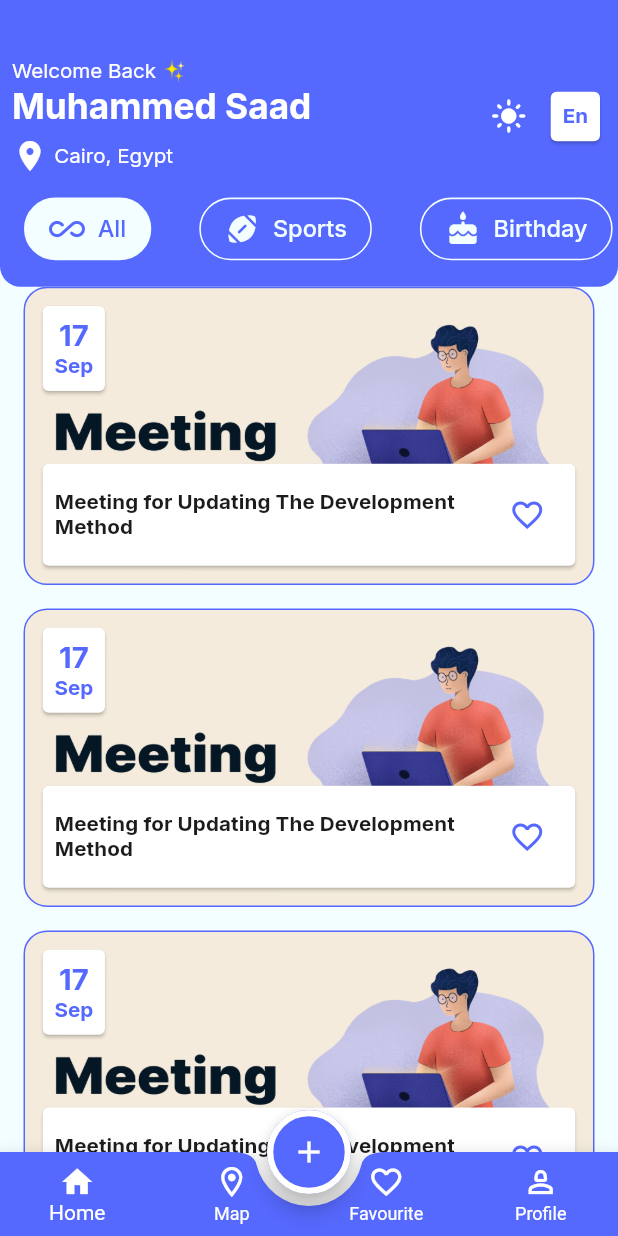
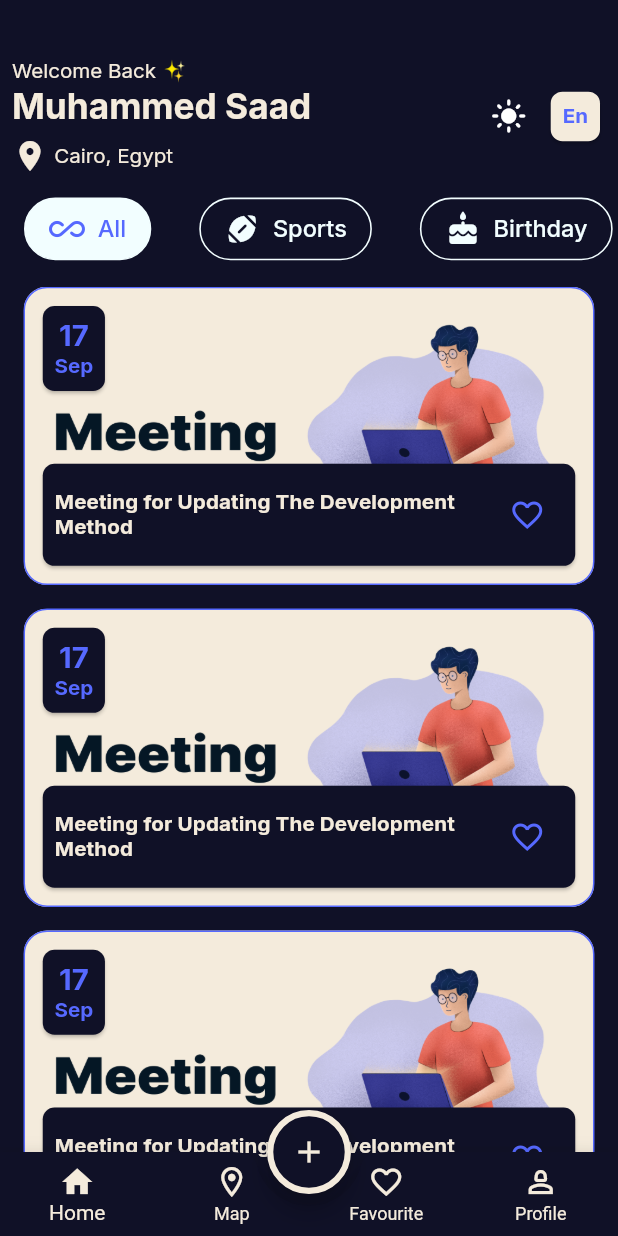
Before and after one commit to muhammedSaadX1/Evently-C16-Offline, a Flutter app: the screen it shows after launch, on a phone screen of 412 x 824 dp. Run offline on Flutter 3.47's test engine with Material 3 defaults, Android fonts, the phone set to English and light mode, and no system bars; our stand-ins replace flutter_screenutil, google_fonts.

Commit message:
configure dark-light theme

```diff
--- a/lib/config/theme/theme_manager.dart
+++ b/lib/config/theme/theme_manager.dart
@@ -5,6 +5,15 @@ import 'package:google_fonts/google_fonts.dart';
 
 class ThemeManager{
   static final ThemeData light = ThemeData(
+      iconTheme: IconThemeData(color: ColorsManager.black1C),
+cardTheme: CardThemeData(
+
+  color: ColorsManager.white,
+  shape: RoundedRectangleBorder(
+    borderRadius: BorderRadius.circular(8.r)
+  )
+),
+      primaryColor: ColorsManager.blue,
     useMaterial3: false,
     appBarTheme: AppBarTheme(
       backgroundColor: ColorsManager.whiteBlue,
@@ -34,6 +43,7 @@ class ThemeManager{
       showUnselectedLabels: true,
     ),
     inputDecorationTheme: InputDecorationTheme(
+
       enabledBorder: OutlineInputBorder(
           borderRadius: BorderRadius.circular(16.r),
           borderSide: BorderSide(color: ColorsManager.grey, width: 1.w)
@@ -51,7 +61,9 @@ class ThemeManager{
           borderSide: BorderSide(color: ColorsManager.red, width: 1.w)
       ),
       labelStyle: GoogleFonts.inter(fontSize: 16.sp, fontWeight: FontWeight.w500, color: ColorsManager.grey),
+     hintStyle: GoogleFonts.inter(fontSize: 16.sp, fontWeight: FontWeight.w500, color: ColorsManager.grey),
       prefixIconColor: ColorsManager.grey,
+      suffixIconColor: ColorsManager.grey
 
     ),
 
@@ -94,5 +106,105 @@ class ThemeManager{
       bodySmall: GoogleFonts.inter(fontSize: 16.sp,color: ColorsManager.black10, fontWeight: FontWeight.w500 ),
     )
   );
-  static final ThemeData dark = ThemeData();
+  static final ThemeData dark = ThemeData(
+      cardTheme: CardThemeData(
+          color: ColorsManager.black10,
+          shape: RoundedRectangleBorder(
+              borderRadius: BorderRadius.circular(8.r)
+          )
+      ),
+    iconTheme: IconThemeData(color: ColorsManager.ofWhite),
+    primaryColor: ColorsManager.black10,
+    useMaterial3: false,
+    appBarTheme: AppBarTheme(
+      backgroundColor: ColorsManager.black10,
+      foregroundColor: ColorsManager.blue,
+      centerTitle: true,
+      titleTextStyle: GoogleFonts.roboto(fontSize: 22.sp, fontWeight: FontWeight.w400, color: ColorsManager.blue, )
+    ),
+    scaffoldBackgroundColor: ColorsManager.black10,
+    floatingActionButtonTheme: FloatingActionButtonThemeData(
+      backgroundColor: ColorsManager.black10,
+      foregroundColor: ColorsManager.ofWhite,
+      shape: StadiumBorder(
+        side: BorderSide(color: ColorsManager.ofWhite, width: 4.w)
+      )
+    ),
+    bottomAppBarTheme: BottomAppBarTheme(
+      color: ColorsManager.black10,
+      shape: CircularNotchedRectangle()
+    ),
+    bottomNavigationBarTheme: BottomNavigationBarThemeData(
+      backgroundColor: Colors.transparent,
+      elevation: 0,
+      type: BottomNavigationBarType.fixed,
+      selectedItemColor: ColorsManager.ofWhite,
+      unselectedItemColor: ColorsManager.ofWhite,
+      showSelectedLabels: true,
+      showUnselectedLabels: true,
+    ),
+    inputDecorationTheme: InputDecorationTheme(
+      enabledBorder: OutlineInputBorder(
+          borderRadius: BorderRadius.circular(16.r),
+          borderSide: BorderSide(color: ColorsManager.blue, width: 1.w)
+      ),
+      focusedBorder: OutlineInputBorder(
+          borderRadius: BorderRadius.circular(16.r),
+          borderSide: BorderSide(color: ColorsManager.blue, width: 1.w)
+      ),
+      errorBorder: OutlineInputBorder(
+          borderRadius: BorderRadius.circular(16.r),
+          borderSide: BorderSide(color: ColorsManager.red, width: 1.w)
+      ),
+      focusedErrorBorder: OutlineInputBorder(
+          borderRadius: BorderRadius.circular(16.r),
+          borderSide: BorderSide(color: ColorsManager.red, width: 1.w)
+      ),
+      labelStyle: GoogleFonts.inter(fontSize: 16.sp, fontWeight: FontWeight.w500, color: ColorsManager.ofWhite),
+        hintStyle: GoogleFonts.inter(fontSize: 16.sp, fontWeight: FontWeight.w500, color: ColorsManager.ofWhite),
+
+        prefixIconColor: ColorsManager.ofWhite,
+      suffixIconColor: ColorsManager.ofWhite
+
+    ),
+
+    elevatedButtonTheme:  ElevatedButtonThemeData(
+      style: ElevatedButton.styleFrom(
+          padding: REdgeInsets.symmetric(vertical: 16),
+          shape: RoundedRectangleBorder(
+
+              borderRadius: BorderRadius.circular(16.r)
+          ),
+          backgroundColor: ColorsManager.blue,
+          foregroundColor: ColorsManager.white,
+          textStyle: GoogleFonts.inter(fontSize: 20.sp, fontWeight: FontWeight.w500, color: Colors.white)
+      ),
+    ),
+    textTheme: TextTheme(
+      headlineSmall:  GoogleFonts.inter(
+        fontSize: 14.sp,
+        fontWeight: FontWeight.w400,
+        color: ColorsManager.ofWhite,
+      ),
+      headlineLarge: GoogleFonts.inter(
+        fontSize: 24.sp,
+        fontWeight: FontWeight.w700,
+        color: ColorsManager.ofWhite,
+      ),
+      headlineMedium:  GoogleFonts.inter(
+        fontSize: 14.sp,
+        fontWeight: FontWeight.bold,
+        color: ColorsManager.blue,
+      ),
+      titleSmall:  GoogleFonts.inter(
+        fontSize: 14.sp,
+        fontWeight: FontWeight.bold,
+        color: ColorsManager.ofWhite,
+      ),
+      labelSmall: GoogleFonts.inter(fontSize: 16.sp, fontWeight: FontWeight.w500, color: ColorsManager.ofWhite),
+      labelMedium:GoogleFonts.inter(fontSize: 20.sp, fontWeight: FontWeight.bold, color: ColorsManager.ofWhite) ,
+      displayMedium:GoogleFonts.inter(fontSize: 20.sp, fontWeight: FontWeight.bold, color: ColorsManager.blue) ,
+      bodySmall: GoogleFonts.inter(fontSize: 16.sp,color: ColorsManager.white, fontWeight: FontWeight.w500 ),
+    )
+  );
 }
--- a/lib/core/resources/colors_manager.dart
+++ b/lib/core/resources/colors_manager.dart
@@ -6,6 +6,7 @@ abstract class ColorsManager{
   static const Color black10 = Color(0xFF101127);
   static const Color blue = Color(0xFF5669FF);
   static const Color white = Color(0xFFFFFFFF);
+  static const Color ofWhite = Color(0xFFF4EBDC);
   static const Color black1C = Color(0xFF1C1C1C);
   static const Color red = Color(0xFFFF5659);
 }
--- a/lib/features/main_layout/tabs/home/home_tab.dart
+++ b/lib/features/main_layout/tabs/home/home_tab.dart
@@ -27,7 +27,7 @@ class _HomeTabState extends State<HomeTab> {
           width: double.infinity,
 
           decoration: BoxDecoration(
-            color: ColorsManager.blue,
+            color: Theme.of(context).primaryColor,
 
             borderRadius: BorderRadius.vertical(bottom: Radius.circular(14.r)),
           ),
@@ -51,7 +51,7 @@ class _HomeTabState extends State<HomeTab> {
                         SizedBox(height: 8.h),
                         Row(
                           children: [
-                            Icon(Icons.location_on, color: ColorsManager.white),
+                            Icon(Icons.location_on, color: ColorsManager.ofWhite),
 
                             SizedBox(width: 4.w),
                             Text(
@@ -71,6 +71,7 @@ class _HomeTabState extends State<HomeTab> {
                     InkWell(
                       onTap: () {},
                       child: Card(
+                        color: ColorsManager.ofWhite,
                         child: Padding(
                           padding: const EdgeInsets.all(8.0),
                           child: Text(
--- a/lib/main.dart
+++ b/lib/main.dart
@@ -24,7 +24,7 @@ class Evently extends StatelessWidget {
               onGenerateRoute: RoutesManager.router,
               theme: ThemeManager.light,
               darkTheme: ThemeManager.dark,
-              themeMode: ThemeMode.light,
+              themeMode: ThemeMode.dark,
               locale: Locale("en"),
             ),
 
```
